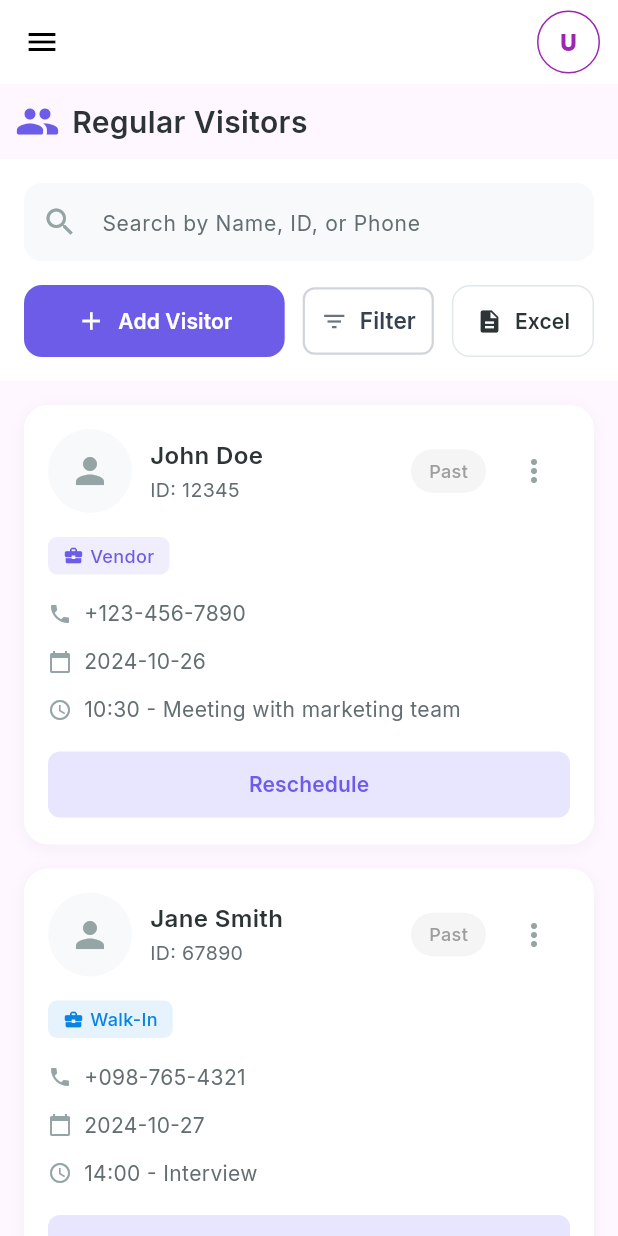
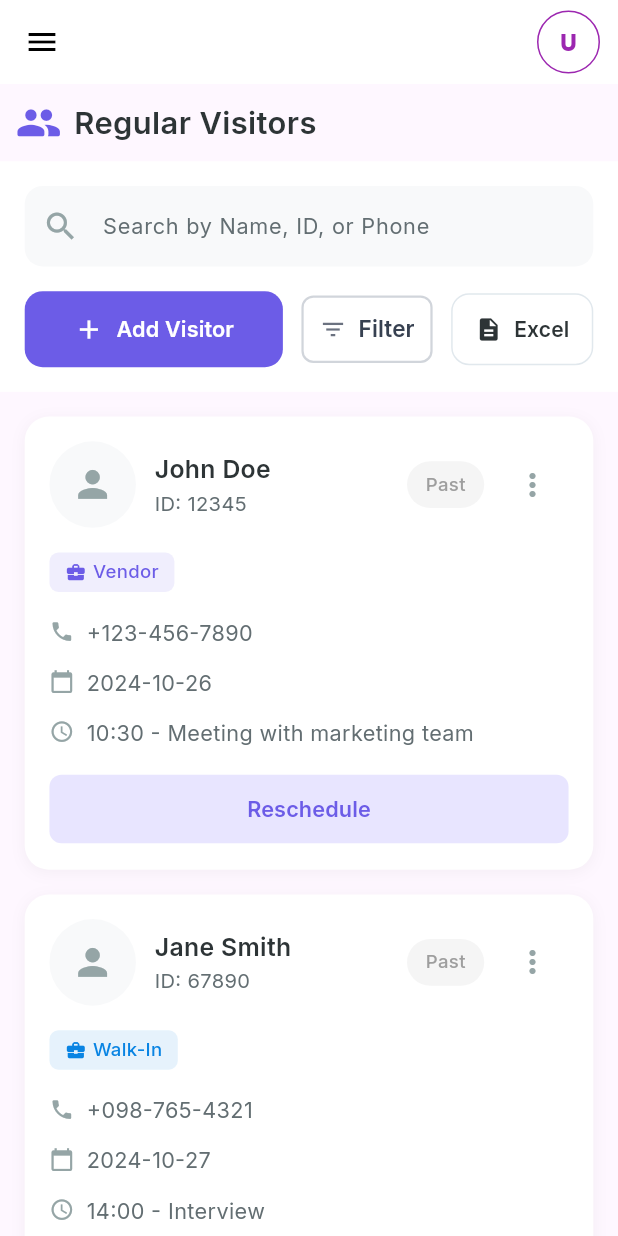
Before and after one commit to pramodkunja/Gate_check, a Flutter app: the RegularVisitorsScreen screen opened directly, on a phone screen of 412 x 824 dp. Run offline on Flutter 3.47's test engine with Material 3 defaults, Android fonts, the phone set to English and light mode, and no system bars; our stand-ins replace dio, font_awesome_flutter, google_fonts, permission_handler, qr_flutter, shared_preferences; accounts and stored records are empty.

Commit message:
Changed visitor screen logic

```diff
--- a/lib/Admin_Screens/Visitors_Screen/visitors_screen.dart
+++ b/lib/Admin_Screens/Visitors_Screen/visitors_screen.dart
@@ -111,7 +111,21 @@ class _RegularVisitorsScreenState extends State<RegularVisitorsScreen> {
 
   void _addVisitor(Visitor visitor) {
     setState(() {
-      visitors.add(visitor);
+      // Check if visitor is scheduled for today
+      final now = DateTime.now();
+      final today = DateTime(now.year, now.month, now.day);
+      final visitDate = DateTime(
+        visitor.visitingDate.year,
+        visitor.visitingDate.month,
+        visitor.visitingDate.day,
+      );
+
+      // If scheduled for future date, auto-approve
+      final newVisitor = visitDate.isAfter(today)
+          ? visitor.copyWith(status: VisitorStatus.approved)
+          : visitor;
+
+      visitors.add(newVisitor);
       _applyFilters();
     });
   }
@@ -128,58 +142,39 @@ class _RegularVisitorsScreenState extends State<RegularVisitorsScreen> {
 
   @override
   Widget build(BuildContext context) {
+    final size = MediaQuery.of(context).size;
+    final screenWidth = size.width;
+    final screenHeight = size.height;
+
     String userName = UserService().getUserName();
     String firstLetter = userName.isNotEmpty ? userName[0].toUpperCase() : "?";
     String email = UserService().getUserEmail();
 
     return Scaffold(
-      // backgroundColor: AppColors.background,
       drawer: const Navigation(),
-      appBar: CustomAppBar(userName: userName, firstLetter: firstLetter, email: email),
-      // appBar: AppBar(
-      //   backgroundColor: Colors.white,
-      //   elevation: 0,
-      //   leading: IconButton(
-      //     icon: const Icon(Icons.menu, color: AppColors.textPrimary),
-      //     onPressed: () {},
-      //   ),
-      //   centerTitle: true,
-      //   title: Text(
-      //     'Regular Visitors',
-      //     style: GoogleFonts.inter(
-      //       color: AppColors.textPrimary,
-      //       fontWeight: FontWeight.w600,
-      //       fontSize: 20,
-      //     ),
-      //   ),
-      //   actions: [
-      //     Padding(
-      //       padding: const EdgeInsets.only(right: 16),
-      //       child: CircleAvatar(
-      //         backgroundColor: AppColors.primaryLight,
-      //         child: Icon(
-      //           Icons.person,
-      //           color: AppColors.primary,
-      //         ),
-      //       ),
-      //     ),
-      //   ],
-      // ),
+      appBar: CustomAppBar(
+        userName: userName,
+        firstLetter: firstLetter,
+        email: email,
+      ),
       body: Column(
         children: [
           Padding(
-            padding: const EdgeInsets.all(10),
+            padding: EdgeInsets.all(screenWidth * 0.025),
             child: Row(
               children: [
-                Icon(Icons.group_rounded, size: 30, color: AppColors.primary),
-
-                const SizedBox(width: 8),
+                Icon(
+                  Icons.group_rounded,
+                  size: screenWidth * 0.075,
+                  color: AppColors.primary,
+                ),
+                SizedBox(width: screenWidth * 0.02),
                 Text(
                   "Regular Visitors",
                   style: GoogleFonts.inter(
                     color: AppColors.textPrimary,
                     fontWeight: FontWeight.w600,
-                    fontSize: 20,
+                    fontSize: screenWidth * 0.05,
                   ),
                 ),
               ],
@@ -187,7 +182,7 @@ class _RegularVisitorsScreenState extends State<RegularVisitorsScreen> {
           ),
           Container(
             color: Colors.white,
-            padding: const EdgeInsets.all(16),
+            padding: EdgeInsets.all(screenWidth * 0.04),
             child: Column(
               children: [
                 Container(
@@ -206,21 +201,22 @@ class _RegularVisitorsScreenState extends State<RegularVisitorsScreen> {
                       hintText: 'Search by Name, ID, or Phone',
                       hintStyle: GoogleFonts.inter(
                         color: AppColors.textSecondary,
-                        fontSize: 14,
+                        fontSize: screenWidth * 0.035,
                       ),
-                      prefixIcon: const Icon(
+                      prefixIcon: Icon(
                         Icons.search,
                         color: AppColors.iconGray,
+                        size: screenWidth * 0.06,
                       ),
                       border: InputBorder.none,
-                      contentPadding: const EdgeInsets.symmetric(
-                        horizontal: 16,
-                        vertical: 14,
+                      contentPadding: EdgeInsets.symmetric(
+                        horizontal: screenWidth * 0.04,
+                        vertical: screenHeight * 0.018,
                       ),
                     ),
                   ),
                 ),
-                const SizedBox(height: 16),
+                SizedBox(height: screenHeight * 0.02),
                 Row(
                   children: [
                     Expanded(
@@ -232,18 +228,20 @@ class _RegularVisitorsScreenState extends State<RegularVisitorsScreen> {
                                 AddVisitorDialog(onAdd: _addVisitor),
                           );
                         },
-                        icon: const Icon(Icons.add, size: 20),
+                        icon: Icon(Icons.add, size: screenWidth * 0.05),
                         label: Text(
                           'Add Visitor',
                           style: GoogleFonts.inter(
-                            fontSize: 14,
+                            fontSize: screenWidth * 0.035,
                             fontWeight: FontWeight.w600,
                           ),
                         ),
                         style: ElevatedButton.styleFrom(
                           backgroundColor: AppColors.primary,
                           foregroundColor: Colors.white,
-                          padding: const EdgeInsets.symmetric(vertical: 14),
+                          padding: EdgeInsets.symmetric(
+                            vertical: screenHeight * 0.018,
+                          ),
                           shape: RoundedRectangleBorder(
                             borderRadius: BorderRadius.circular(12),
                           ),
@@ -251,7 +249,7 @@ class _RegularVisitorsScreenState extends State<RegularVisitorsScreen> {
                         ),
                       ),
                     ),
-                    const SizedBox(width: 12),
+                    SizedBox(width: screenWidth * 0.03),
                     FilterDropdown(
                       selectedStatus: selectedStatus,
                       selectedPassType: selectedPassType,
@@ -266,7 +264,7 @@ class _RegularVisitorsScreenState extends State<RegularVisitorsScreen> {
                             });
                           },
                     ),
-                    const SizedBox(width: 12),
+                    SizedBox(width: screenWidth * 0.03),
                     const ExcelDropdown(),
                   ],
                 ),
@@ -281,14 +279,14 @@ class _RegularVisitorsScreenState extends State<RegularVisitorsScreen> {
                       children: [
                         Icon(
                           Icons.people_outline,
-                          size: 64,
+                          size: screenWidth * 0.16,
                           color: AppColors.iconGray,
                         ),
-                        const SizedBox(height: 16),
+                        SizedBox(height: screenHeight * 0.02),
                         Text(
                           'No visitors found',
                           style: GoogleFonts.inter(
-                            fontSize: 16,
+                            fontSize: screenWidth * 0.04,
                             color: AppColors.textSecondary,
                           ),
                         ),
@@ -296,7 +294,7 @@ class _RegularVisitorsScreenState extends State<RegularVisitorsScreen> {
                     ),
                   )
                 : ListView.builder(
-                    padding: const EdgeInsets.all(16),
+                    padding: EdgeInsets.all(screenWidth * 0.04),
                     itemCount: filteredVisitors.length,
                     itemBuilder: (context, index) {
                       return VisitorCard(
--- a/lib/Admin_Screens/Visitors_Screen/widgets/visitor_card.dart
+++ b/lib/Admin_Screens/Visitors_Screen/widgets/visitor_card.dart
@@ -24,6 +24,39 @@ class VisitorCard extends StatelessWidget {
       default:
         return AppColors.iconGray;
     }
+  }
+
+  bool _isScheduledForToday() {
+    final now = DateTime.now();
+    final today = DateTime(now.year, now.month, now.day);
+    final visitDate = DateTime(
+      visitor.visitingDate.year,
+      visitor.visitingDate.month,
+      visitor.visitingDate.day,
+    );
+    return visitDate.isAtSameMomentAs(today);
+  }
+
+  void _handleApprove(BuildContext context) {
+    onUpdate(visitor.id, visitor.copyWith(status: VisitorStatus.approved));
+    ScaffoldMessenger.of(context).showSnackBar(
+      SnackBar(
+        content: Text('${visitor.name} has been approved'),
+        backgroundColor: Colors.green,
+        duration: const Duration(seconds: 2),
+      ),
+    );
+  }
+
+  void _handleReject(BuildContext context) {
+    onUpdate(visitor.id, visitor.copyWith(status: VisitorStatus.rejected));
+    ScaffoldMessenger.of(context).showSnackBar(
+      SnackBar(
+        content: Text('${visitor.name} has been rejected'),
+        backgroundColor: Colors.red,
+        duration: const Duration(seconds: 2),
+      ),
+    );
   }
 
   void _handleCheckIn(BuildContext context) async {
@@ -70,11 +103,16 @@ class VisitorCard extends StatelessWidget {
 
   @override
   Widget build(BuildContext context) {
+    final size = MediaQuery.of(context).size;
+    final screenWidth = size.width;
+    final screenHeight = size.height;
+
     final isPast = visitor.isPast;
+    final isToday = _isScheduledForToday();
     final formattedDate = DateFormat('yyyy-MM-dd').format(visitor.visitingDate);
 
     return Container(
-      margin: const EdgeInsets.only(bottom: 16),
+      margin: EdgeInsets.only(bottom: screenHeight * 0.02),
       decoration: BoxDecoration(
         color: AppColors.cardBackground,
         borderRadius: BorderRadius.circular(16),
@@ -87,22 +125,22 @@ class VisitorCard extends StatelessWidget {
         ],
       ),
       child: Padding(
-        padding: const EdgeInsets.all(16),
+        padding: EdgeInsets.all(screenWidth * 0.04),
         child: Column(
           crossAxisAlignment: CrossAxisAlignment.start,
           children: [
             Row(
               children: [
                 CircleAvatar(
-                  radius: 28,
+                  radius: screenWidth * 0.07,
                   backgroundColor: AppColors.background,
                   child: Icon(
                     Icons.person,
-                    size: 28,
+                    size: screenWidth * 0.07,
                     color: AppColors.iconGray,
                   ),
                 ),
-                const SizedBox(width: 12),
+                SizedBox(width: screenWidth * 0.03),
                 Expanded(
                   child: Column(
                     crossAxisAlignment: CrossAxisAlignment.start,
@@ -110,16 +148,16 @@ class VisitorCard extends StatelessWidget {
                       Text(
                         visitor.name,
                         style: GoogleFonts.inter(
-                          fontSize: 16,
+                          fontSize: screenWidth * 0.04,
                           fontWeight: FontWeight.w600,
                           color: AppColors.textPrimary,
                         ),
                       ),
-                      const SizedBox(height: 2),
+                      SizedBox(height: screenHeight * 0.002),
                       Text(
                         'ID: ${visitor.id}',
                         style: GoogleFonts.inter(
-                          fontSize: 13,
+                          fontSize: screenWidth * 0.0325,
                           color: AppColors.textSecondary,
                         ),
                       ),
@@ -128,9 +166,9 @@ class VisitorCard extends StatelessWidget {
                 ),
                 if (isPast)
                   Container(
-                    padding: const EdgeInsets.symmetric(
-                      horizontal: 12,
-                      vertical: 6,
+                    padding: EdgeInsets.symmetric(
+                      horizontal: screenWidth * 0.03,
+                      vertical: screenHeight * 0.008,
                     ),
                     decoration: BoxDecoration(
                       color: AppColors.pastLight,
@@ -139,7 +177,7 @@ class VisitorCard extends StatelessWidget {
                     child: Text(
                       'Past',
                       style: GoogleFonts.inter(
-                        fontSize: 12,
+                        fontSize: screenWidth * 0.03,
                         fontWeight: FontWeight.w500,
                         color: AppColors.past,
                       ),
@@ -147,9 +185,9 @@ class VisitorCard extends StatelessWidget {
                   )
                 else if (!visitor.isCheckedOut)
                   Container(
-                    padding: const EdgeInsets.symmetric(
-                      horizontal: 12,
-                      vertical: 6,
+                    padding: EdgeInsets.symmetric(
+                      horizontal: screenWidth * 0.03,
+                      vertical: screenHeight * 0.008,
                     ),
                     decoration: BoxDecoration(
                       color: visitor.status.color.withOpacity(0.1),
@@ -158,19 +196,22 @@ class VisitorCard extends StatelessWidget {
                     child: Text(
                       visitor.status.displayName,
                       style: GoogleFonts.inter(
-                        fontSize: 12,
+                        fontSize: screenWidth * 0.03,
                         fontWeight: FontWeight.w500,
                         color: visitor.status.color,
                       ),
                     ),
                   ),
-                const SizedBox(width: 8),
+                SizedBox(width: screenWidth * 0.02),
                 ActionMenu(visitor: visitor, onUpdate: onUpdate),
               ],
             ),
-            const SizedBox(height: 16),
+            SizedBox(height: screenHeight * 0.02),
             Container(
-              padding: const EdgeInsets.symmetric(horizontal: 10, vertical: 4),
+              padding: EdgeInsets.symmetric(
+                horizontal: screenWidth * 0.025,
+                vertical: screenHeight * 0.005,
+              ),
               decoration: BoxDecoration(
                 color: _getCategoryColor().withOpacity(0.1),
                 borderRadius: BorderRadius.circular(6),
@@ -180,14 +221,14 @@ class VisitorCard extends StatelessWidget {
                 children: [
                   Icon(
                     Icons.business_center,
-                    size: 14,
+                    size: screenWidth * 0.035,
                     color: _getCategoryColor(),
                   ),
-                  const SizedBox(width: 4),
+                  SizedBox(width: screenWidth * 0.01),
                   Text(
                     visitor.category,
                     style: GoogleFonts.inter(
-                      fontSize: 12,
+                      fontSize: screenWidth * 0.03,
                       fontWeight: FontWeight.w500,
                       color: _getCategoryColor(),
                     ),
@@ -195,16 +236,29 @@ class VisitorCard extends StatelessWidget {
                 ],
               ),
             ),
-            const SizedBox(height: 16),
-            _buildInfoRow(Icons.phone, visitor.phone),
-            const SizedBox(height: 12),
-            _buildInfoRow(Icons.calendar_today, formattedDate),
-            const SizedBox(height: 12),
+            SizedBox(height: screenHeight * 0.02),
+            _buildInfoRow(
+              Icons.phone,
+              visitor.phone,
+              screenWidth,
+              screenHeight,
+            ),
+            SizedBox(height: screenHeight * 0.015),
+            _buildInfoRow(
+              Icons.calendar_today,
+              formattedDate,
+              screenWidth,
+              screenHeight,
+            ),
+            SizedBox(height: screenHeight * 0.015),
             _buildInfoRow(
               Icons.access_time,
               '${visitor.visitingTime} - ${visitor.purpose}',
+              screenWidth,
+              screenHeight,
             ),
-            const SizedBox(height: 16),
+            SizedBox(height: screenHeight * 0.02),
+            // Button logic based on conditions
             if (isPast)
               SizedBox(
                 width: double.infinity,
@@ -213,7 +267,9 @@ class VisitorCard extends StatelessWidget {
                   style: ElevatedButton.styleFrom(
                     backgroundColor: AppColors.primaryLight,
                     foregroundColor: AppColors.primary,
-                    padding: const EdgeInsets.symmetric(vertical: 12),
+                    padding: EdgeInsets.symmetric(
+                      vertical: screenHeight * 0.015,
+                    ),
                     shape: RoundedRectangleBorder(
                       borderRadius: BorderRadius.circular(8),
                     ),
@@ -222,7 +278,7 @@ class VisitorCard extends StatelessWidget {
                   child: Text(
                     'Reschedule',
                     style: GoogleFonts.inter(
-                      fontSize: 14,
+                      fontSize: screenWidth * 0.035,
                       fontWeight: FontWeight.w600,
                     ),
                   ),
@@ -230,29 +286,63 @@ class VisitorCard extends StatelessWidget {
               )
             else if (visitor.isCheckedOut)
               const SizedBox.shrink()
-            else if (visitor.status == VisitorStatus.pending)
-              SizedBox(
-                width: double.infinity,
+            // For today's visitors with pending status - show Approve/Reject
+            else if (isToday && visitor.status == VisitorStatus.pending)
+              Row(
+                children: [
+                  Expanded(
                     child: ElevatedButton(
-                  onPressed: () => _handleCheckIn(context),
+                      onPressed: () => _handleApprove(context),
                       style: ElevatedButton.styleFrom(
-                    backgroundColor: AppColors.primaryLight,
-                    foregroundColor: AppColors.primary,
-                    padding: const EdgeInsets.symmetric(vertical: 12),
+                        backgroundColor: Colors.green,
+                        foregroundColor: Colors.white,
+                        padding: EdgeInsets.symmetric(
+                          vertical: screenHeight * 0.015,
+                        ),
                         shape: RoundedRectangleBorder(
                           borderRadius: BorderRadius.circular(8),
                         ),
                         elevation: 0,
                       ),
                       child: Text(
-                    'Check In',
+                        'Approve',
                         style: GoogleFonts.inter(
-                      fontSize: 14,
+                          fontSize: screenWidth * 0.035,
                           fontWeight: FontWeight.w600,
                         ),
                       ),
                     ),
+                  ),
+                  SizedBox(width: screenWidth * 0.03),
+                  Expanded(
+                    child: ElevatedButton(
+                      onPressed: () => _handleReject(context),
+                      style: ElevatedButton.styleFrom(
+                        backgroundColor: Colors.red,
+                        foregroundColor: Colors.white,
+                        padding: EdgeInsets.symmetric(
+                          vertical: screenHeight * 0.015,
+                        ),
+                        shape: RoundedRectangleBorder(
+                          borderRadius: BorderRadius.circular(8),
+                        ),
+                        elevation: 0,
+                      ),
+                      child: Text(
+                        'Reject',
+                        style: GoogleFonts.inter(
+                          fontSize: screenWidth * 0.035,
+                          fontWeight: FontWeight.w600,
+                        ),
+                      ),
+                    ),
+                  ),
+                ],
               )
+            // For future dates with pending status - show approved status automatically
+            else if (!isToday && visitor.status == VisitorStatus.pending)
+              const SizedBox.shrink()
+            // For approved visitors (either today after approval or future dates)
             else if (visitor.status == VisitorStatus.approved &&
                 !visitor.isCheckedIn)
               SizedBox(
@@ -262,7 +352,9 @@ class VisitorCard extends StatelessWidget {
                   style: ElevatedButton.styleFrom(
                     backgroundColor: AppColors.primaryLight,
                     foregroundColor: AppColors.primary,
-                    padding: const EdgeInsets.symmetric(vertical: 12),
+                    padding: EdgeInsets.symmetric(
+                      vertical: screenHeight * 0.015,
+                    ),
                     shape: RoundedRectangleBorder(
                       borderRadius: BorderRadius.circular(8),
                     ),
@@ -271,12 +363,13 @@ class VisitorCard extends StatelessWidget {
                   child: Text(
                     'Check In',
                     style: GoogleFonts.inter(
-                      fontSize: 14,
+                      fontSize: screenWidth * 0.035,
                       fontWeight: FontWeight.w600,
                     ),
                   ),
                 ),
               )
+            // For checked-in visitors - show Check Out
             else if (visitor.isCheckedIn)
               SizedBox(
                 width: double.infinity,
@@ -285,7 +378,9 @@ class VisitorCard extends StatelessWidget {
                   style: ElevatedButton.styleFrom(
                     backgroundColor: AppColors.primaryLight,
                     foregroundColor: AppColors.primary,
-                    padding: const EdgeInsets.symmetric(vertical: 12),
+                    padding: EdgeInsets.symmetric(
+                      vertical: screenHeight * 0.015,
+                    ),
                     shape: RoundedRectangleBorder(
                       borderRadius: BorderRadius.circular(8),
                     ),
@@ -294,7 +389,7 @@ class VisitorCard extends StatelessWidget {
                   child: Text(
                     'Check Out',
                     style: GoogleFonts.inter(
-                      fontSize: 14,
+                      fontSize: screenWidth * 0.035,
                       fontWeight: FontWeight.w600,
                     ),
                   ),
@@ -306,16 +401,21 @@ class VisitorCard extends StatelessWidget {
     );
   }
 
-  Widget _buildInfoRow(IconData icon, String text) {
+  Widget _buildInfoRow(
+    IconData icon,
+    String text,
+    double screenWidth,
+    double screenHeight,
+  ) {
     return Row(
       children: [
-        Icon(icon, size: 16, color: AppColors.iconGray),
-        const SizedBox(width: 8),
+        Icon(icon, size: screenWidth * 0.04, color: AppColors.iconGray),
+        SizedBox(width: screenWidth * 0.02),
         Expanded(
           child: Text(
             text,
             style: GoogleFonts.inter(
-              fontSize: 14,
+              fontSize: screenWidth * 0.035,
               color: AppColors.textSecondary,
             ),
           ),
```
Also changed, not shown: pubspec.lock. Lines whose indentation alone changed are shown as unchanged.
